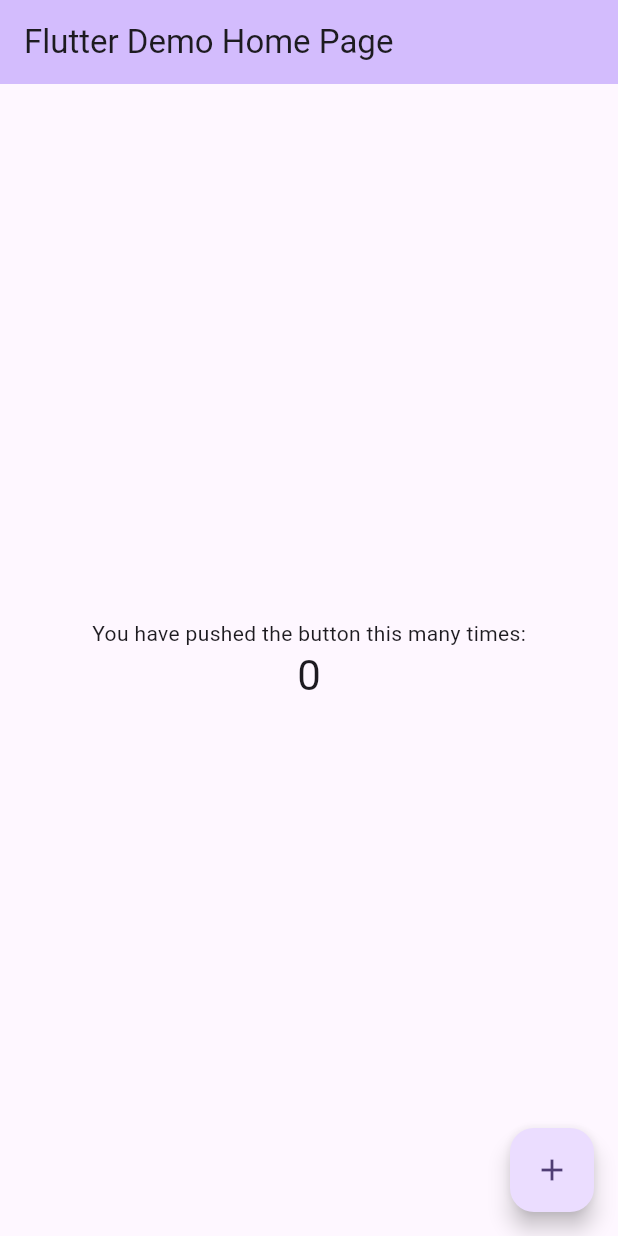
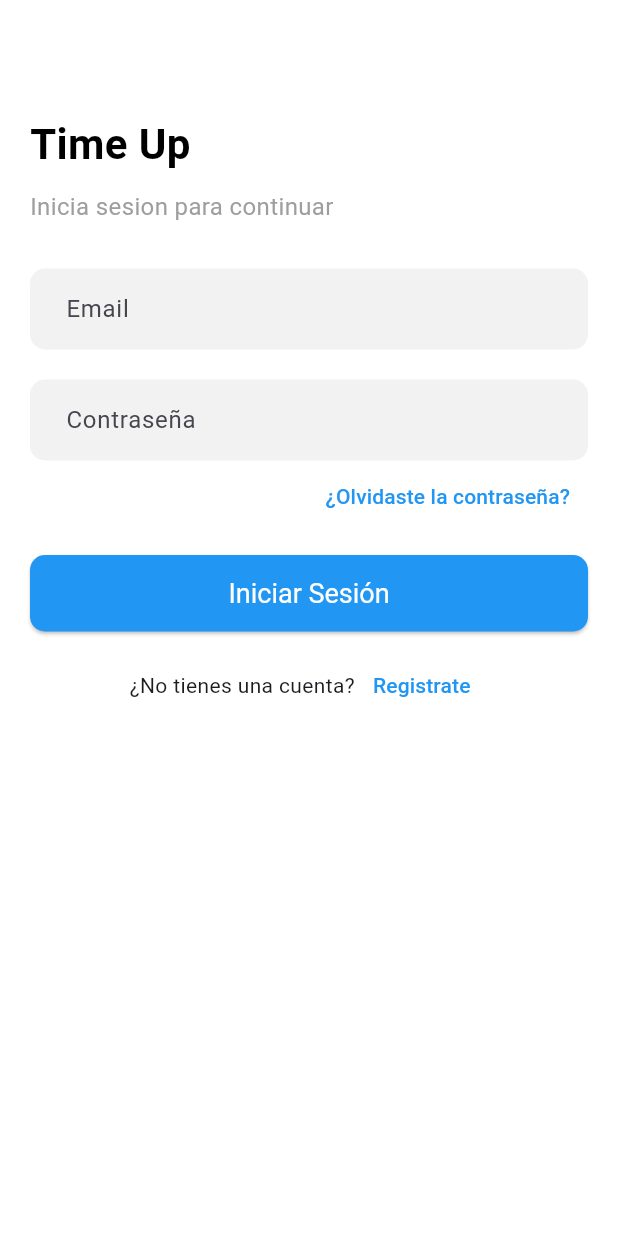
Before and after one commit to alexndrperz/TimeUp, a Flutter app: the screen it shows after launch, on a phone screen of 412 x 824 dp. Run offline on Flutter 3.47's test engine with Material 3 defaults, Android fonts, the phone set to English and light mode, and no system bars.

Commit message:
refactor: Estructura y arquitectura de proyecto definida feat: Ventana inicio de sesion creada inicialmente en servicio

```diff
--- a/UI/MOBILE/time_up_app/lib/main.dart
+++ b/UI/MOBILE/time_up_app/lib/main.dart
@@ -5,118 +5,134 @@ void main() {
 }
 
 class MyApp extends StatelessWidget {
-  const MyApp({super.key});
+  const MyApp({Key? key}) : super(key: key);
 
-  // This widget is the root of your application.
   @override
   Widget build(BuildContext context) {
     return MaterialApp(
-      title: 'Flutter Demo',
-      theme: ThemeData(
-        // This is the theme of your application.
-        //
-        // TRY THIS: Try running your application with "flutter run". You'll see
-        // the application has a purple toolbar. Then, without quitting the app,
-        // try changing the seedColor in the colorScheme below to Colors.green
-        // and then invoke "hot reload" (save your changes or press the "hot
-        // reload" button in a Flutter-supported IDE, or press "r" if you used
-        // the command line to start the app).
-        //
-        // Notice that the counter didn't reset back to zero; the application
-        // state is not lost during the reload. To reset the state, use hot
-        // restart instead.
-        //
-        // This works for code too, not just values: Most code changes can be
-        // tested with just a hot reload.
-        colorScheme: ColorScheme.fromSeed(seedColor: Colors.deepPurple),
-      ),
-      home: const MyHomePage(title: 'Flutter Demo Home Page'),
+      debugShowCheckedModeBanner: false,
+      theme: ThemeData(primarySwatch: Colors.blue, fontFamily: 'Roboto'),
+      home: const LoginPage(),
     );
   }
 }
 
-class MyHomePage extends StatefulWidget {
-  const MyHomePage({super.key, required this.title});
-
-  // This widget is the home page of your application. It is stateful, meaning
-  // that it has a State object (defined below) that contains fields that affect
-  // how it looks.
-
-  // This class is the configuration for the state. It holds the values (in this
-  // case the title) provided by the parent (in this case the App widget) and
-  // used by the build method of the State. Fields in a Widget subclass are
-  // always marked "final".
-
-  final String title;
-
-  @override
-  State<MyHomePage> createState() => _MyHomePageState();
-}
-
-class _MyHomePageState extends State<MyHomePage> {
-  int _counter = 0;
-
-  void _incrementCounter() {
-    setState(() {
-      // This call to setState tells the Flutter framework that something has
-      // changed in this State, which causes it to rerun the build method below
-      // so that the display can reflect the updated values. If we changed
-      // _counter without calling setState(), then the build method would not be
-      // called again, and so nothing would appear to happen.
-      _counter++;
-    });
-  }
+class LoginPage extends StatelessWidget {
+  const LoginPage({Key? key}) : super(key: key);
 
   @override
   Widget build(BuildContext context) {
-    // This method is rerun every time setState is called, for instance as done
-    // by the _incrementCounter method above.
-    //
-    // The Flutter framework has been optimized to make rerunning build methods
-    // fast, so that you can just rebuild anything that needs updating rather
-    // than having to individually change instances of widgets.
     return Scaffold(
-      appBar: AppBar(
-        // TRY THIS: Try changing the color here to a specific color (to
-        // Colors.amber, perhaps?) and trigger a hot reload to see the AppBar
-        // change color while the other colors stay the same.
-        backgroundColor: Theme.of(context).colorScheme.inversePrimary,
-        // Here we take the value from the MyHomePage object that was created by
-        // the App.build method, and use it to set our appbar title.
-        title: Text(widget.title),
-      ),
-      body: Center(
-        // Center is a layout widget. It takes a single child and positions it
-        // in the middle of the parent.
-        child: Column(
-          // Column is also a layout widget. It takes a list of children and
-          // arranges them vertically. By default, it sizes itself to fit its
-          // children horizontally, and tries to be as tall as its parent.
-          //
-          // Column has various properties to control how it sizes itself and
-          // how it positions its children. Here we use mainAxisAlignment to
-          // center the children vertically; the main axis here is the vertical
-          // axis because Columns are vertical (the cross axis would be
-          // horizontal).
-          //
-          // TRY THIS: Invoke "debug painting" (choose the "Toggle Debug Paint"
-          // action in the IDE, or press "p" in the console), to see the
-          // wireframe for each widget.
-          mainAxisAlignment: MainAxisAlignment.center,
-          children: <Widget>[
-            const Text('You have pushed the button this many times:'),
-            Text(
-              '$_counter',
-              style: Theme.of(context).textTheme.headlineMedium,
+      backgroundColor: Colors.white,
+      appBar: AppBar(backgroundColor: Colors.white, elevation: 0),
+      body: SafeArea(
+        child: SingleChildScrollView(
+          child: Padding(
+            padding: const EdgeInsets.all(20.0),
+            child: Column(
+              crossAxisAlignment: CrossAxisAlignment.start,
+              children: [
+                const Text(
+                  'Time Up',
+                  style: TextStyle(
+                    fontSize: 28,
+                    fontWeight: FontWeight.bold,
+                    color: Colors.black,
+                  ),
+                ),
+                const SizedBox(height: 10),
+                const Text(
+                  'Inicia sesion para continuar',
+                  style: TextStyle(fontSize: 16, color: Colors.grey),
+                ),
+                const SizedBox(height: 30),
+                TextFormField(
+                  decoration: const InputDecoration(
+                    hintText: 'Email',
+                    border: OutlineInputBorder(
+                      borderRadius: BorderRadius.all(Radius.circular(10.0)),
+                      borderSide: BorderSide.none,
+                    ),
+                    filled: true,
+                    fillColor: Color(0xFFF2F2F2),
+                    contentPadding: EdgeInsets.symmetric(
+                      vertical: 15.0,
+                      horizontal: 20.0,
+                    ),
+                  ),
+                ),
+                const SizedBox(height: 20),
+                TextFormField(
+                  obscureText: true,
+                  decoration: const InputDecoration(
+                    hintText: 'Contraseña',
+                    border: OutlineInputBorder(
+                      borderRadius: BorderRadius.all(Radius.circular(10.0)),
+                      borderSide: BorderSide.none,
+                    ),
+                    filled: true,
+                    fillColor: Color(0xFFF2F2F2),
+                    contentPadding: EdgeInsets.symmetric(
+                      vertical: 15.0,
+                      horizontal: 20.0,
+                    ),
+                  ),
+                ),
+
+                Align(
+                  alignment: Alignment.centerRight,
+                  child: TextButton(
+                    onPressed: () {
+                      // Handle forgot password
+                    },
+                    child: const Text(
+                      '¿Olvidaste la contraseña?',
+                      style: TextStyle(color: Colors.blue),
+                    ),
+                  ),
+                ),
+                const SizedBox(height: 15),
+                SizedBox(
+                  width: double.infinity,
+                  child: ElevatedButton(
+                    style: ElevatedButton.styleFrom(
+                      backgroundColor: Colors.blue,
+                      padding: const EdgeInsets.symmetric(vertical: 15.0),
+                      textStyle: const TextStyle(fontSize: 18),
+                      shape: RoundedRectangleBorder(
+                        borderRadius: BorderRadius.circular(10.0),
+                      ),
+                    ),
+                    onPressed: () {
+                      // Handle login
+                    },
+                    child: const Text(
+                      'Iniciar Sesión',
+                      style: TextStyle(color: Colors.white),
+                    ),
+                  ),
+                ),
+                const SizedBox(height: 12),
+                Row(
+                  mainAxisAlignment: MainAxisAlignment.center,
+                  children: [
+                    const Text("¿No tienes una cuenta?"),
+                    TextButton(
+                      onPressed: () {
+                        // Handle sign up
+                      },
+                      child: const Text(
+                        'Registrate',
+                        style: TextStyle(color: Colors.blue),
+                      ),
+                    ),
+                  ],
+                ),
+              ],
             ),
-          ],
+          ),
         ),
       ),
-      floatingActionButton: FloatingActionButton(
-        onPressed: _incrementCounter,
-        tooltip: 'Increment',
-        child: const Icon(Icons.add),
-      ), // This trailing comma makes auto-formatting nicer for build methods.
     );
   }
 }
```
Also changed, not shown: 18 other files.
